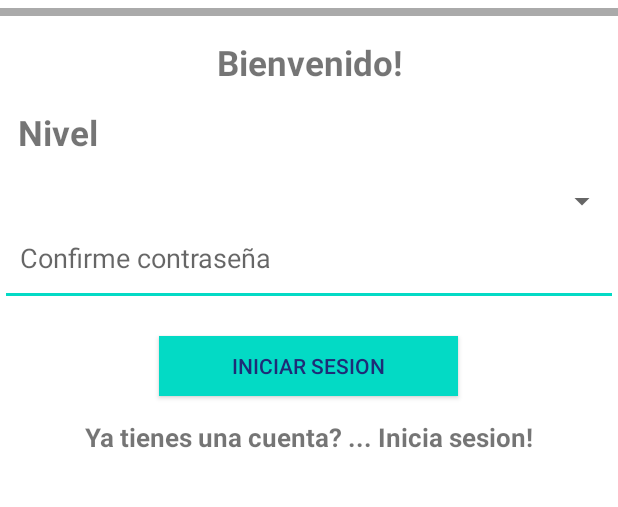
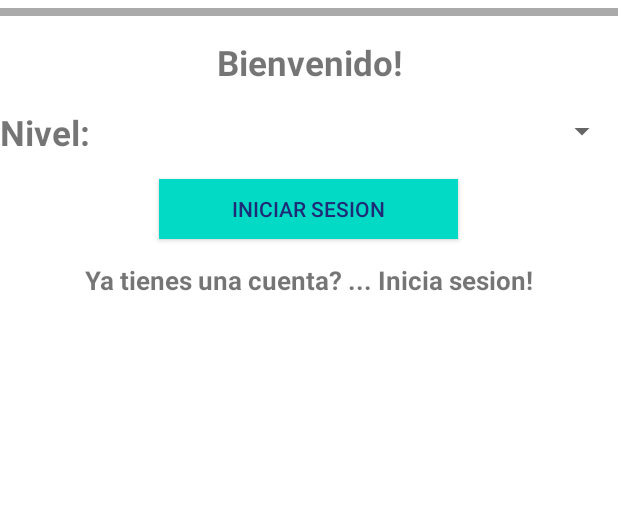
Before and after one commit to cesarestrada090/clasesOnline, an Android app: the layout inicio.xml on its own in the app's theme, with its tools: preview values and no code run, on a phone screen of 412 x 824 dp, the part 180-687 px from its top. Run offline under Robolectric (Android 15) with nearby library versions, the phone set to English and light mode, and no system bars.

Commit message:
Linear Layout in horizontal property

```diff
--- a/solucioname_android/MyApplication/app/src/main/res/layout/inicio.xml
+++ b/solucioname_android/MyApplication/app/src/main/res/layout/inicio.xml
@@ -7,7 +7,7 @@
     android:orientation="vertical">
 
     <View
-        android:id="@+id/view"
+        android:id="@+id/views"
         android:layout_width="match_parent"
         android:layout_height="5dp"
         android:background="@android:color/darker_gray"
@@ -37,7 +37,7 @@
         tools:layout_editor_absoluteY="446dp" />
 
     <TextView
-        android:id="@+id/textView3"
+        android:id="@+id/txtBienvenido"
         android:layout_width="match_parent"
         android:layout_height="wrap_content"
         android:layout_marginBottom="15dp"
@@ -48,31 +48,29 @@
         tools:layout_editor_absoluteX="0dp"
         tools:layout_editor_absoluteY="471dp" />
 
+    <LinearLayout
+        android:layout_width="match_parent"
+        android:orientation="horizontal"
+        android:layout_height="wrap_content">
+
         <TextView
             android:id="@+id/textView5"
-        android:layout_width="170dp"
+            android:layout_width="wrap_content"
             android:layout_height="wrap_content"
             android:layout_marginBottom="15dp"
-        android:gravity="left"
-        android:text="  Nivel"
+            android:text="Nivel:  "
             android:textSize="23dp"
-        android:textStyle="bold"
-        tools:layout_editor_absoluteX="0dp"
-        tools:layout_editor_absoluteY="471dp" />
+            android:textStyle="bold" />
 
         <Spinner
-        android:id="@+id/spinner"
-        android:layout_width="170dp"
+            android:id="@+id/spnNivel"
+            android:layout_width="match_parent"
             android:layout_height="30dp"
-        android:layout_gravity="right" />
+            />
 
-    <EditText
-        android:id="@+id/editText4"
-        android:layout_width="match_parent"
-        android:layout_height="wrap_content"
-        android:layout_marginBottom="20dp"
-        android:hint="  Confirme contraseña "
-        android:paddingBottom="20dp" />
+    </LinearLayout>
+
+
 
     <Button
         android:id="@+id/button"
```
Lines whose indentation alone changed are shown as unchanged.
